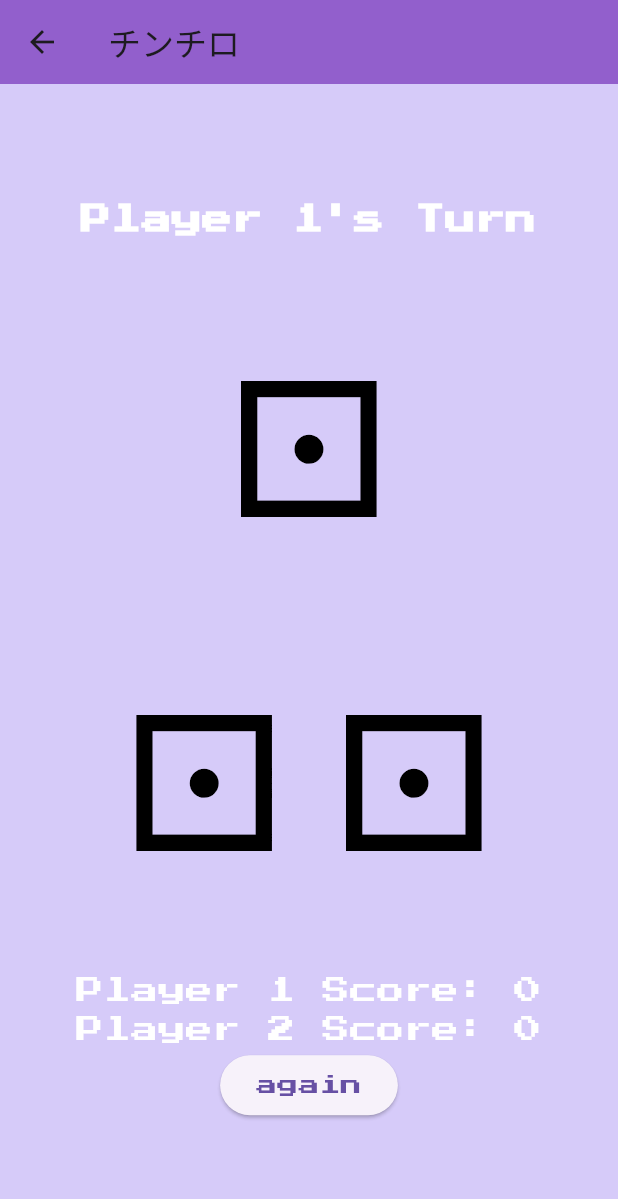
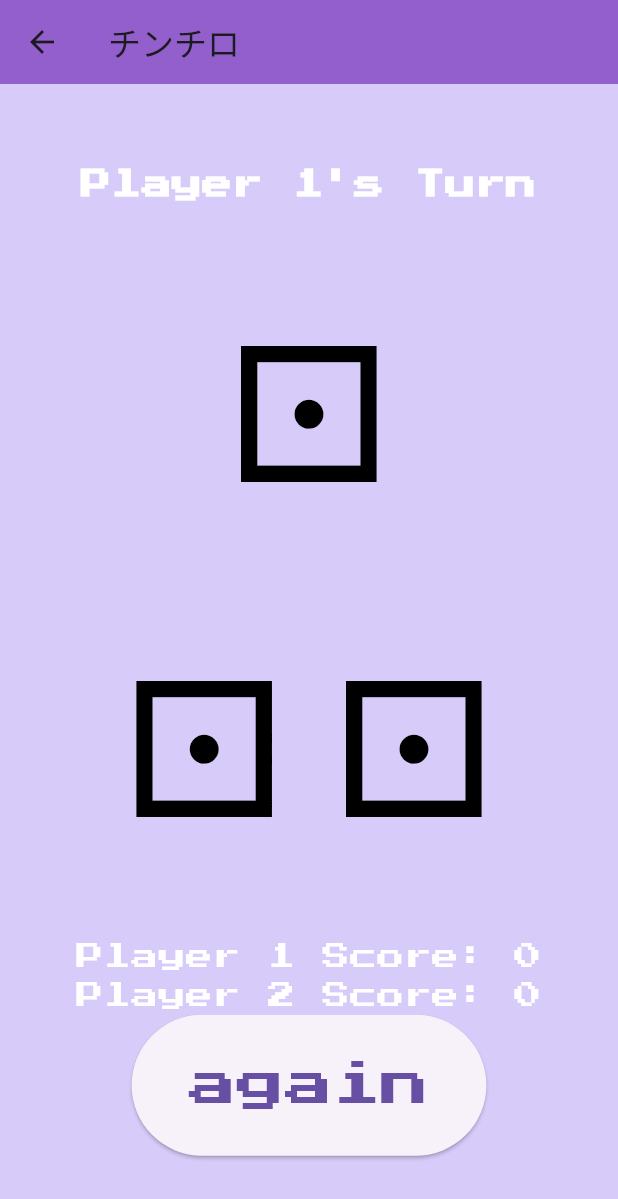
Before and after one commit to u5u5u5u/ankylo-cup, a Flutter app: the ChinchiroGameScreen screen opened directly, on a phone screen of 412 x 824 dp. Shown: the top 1199 px of the screen. Run offline on Flutter 3.47's test engine with Material 3 defaults, Android fonts, the phone set to English and light mode, and no system bars; our stand-ins replace firebase_auth, firebase_core, fixnum, flutter_animate, flutter_riverpod, google_fonts and 2 more; missing offline and left inert: firebase_app_check, flame, grpc, protobuf; accounts and stored records are empty; generated files the repository leaves out were written again.

```diff
--- a/lib/presentation/games/brick-breaker/widgets/game_app.dart
+++ b/lib/presentation/games/brick-breaker/widgets/game_app.dart
@@ -27,10 +27,10 @@ class _BrickBreakerGameScreenState extends State<BrickBreakerGameScreen> {
     scoreNotifier = game.score;
   }
 
-  void _exitGame() async {
+  Future<void> _exitGame() async {
     try {
       print('Score: ${scoreNotifier.value}');
-      final response = await ScoreService().recordScore(scoreNotifier.value);
+      await ScoreService().recordScore(scoreNotifier.value);
     } catch (e) {
       print('Failed to record score: $e');
     } finally {
--- a/lib/presentation/games/chinchiro/chinchiro_screen.dart
+++ b/lib/presentation/games/chinchiro/chinchiro_screen.dart
@@ -129,13 +129,21 @@ class ChinchiroGameScreenState extends ConsumerState<ChinchiroGameScreen>
               ElevatedButton(
                 onPressed: () => _exitGame(
                     gameState.playerScores[gameState.currentPlayer - 1]),
-                child: const Text('exit'),
+                child: const Text('exit', style: TextStyle(fontSize: 32)),
+                style: ElevatedButton.styleFrom(
+                  padding:
+                      const EdgeInsets.symmetric(horizontal: 38, vertical: 24),
+                ),
               ),
             ],
             if (!gameState.isReady)
               ElevatedButton(
                 onPressed: gameNotifier.startTurn,
-                child: const Text('again'),
+                child: const Text('again', style: TextStyle(fontSize: 32)),
+                style: ElevatedButton.styleFrom(
+                  padding:
+                      const EdgeInsets.symmetric(horizontal: 38, vertical: 24),
+                ),
               ),
           ],
         ),
```
Also changed, not shown: lib/presentation/games/hockey/widgets/game_app.dart (+21 -3 lines), lib/presentation/games/hockey/widgets/overlay_screen.dart (+15 -0 lines).
